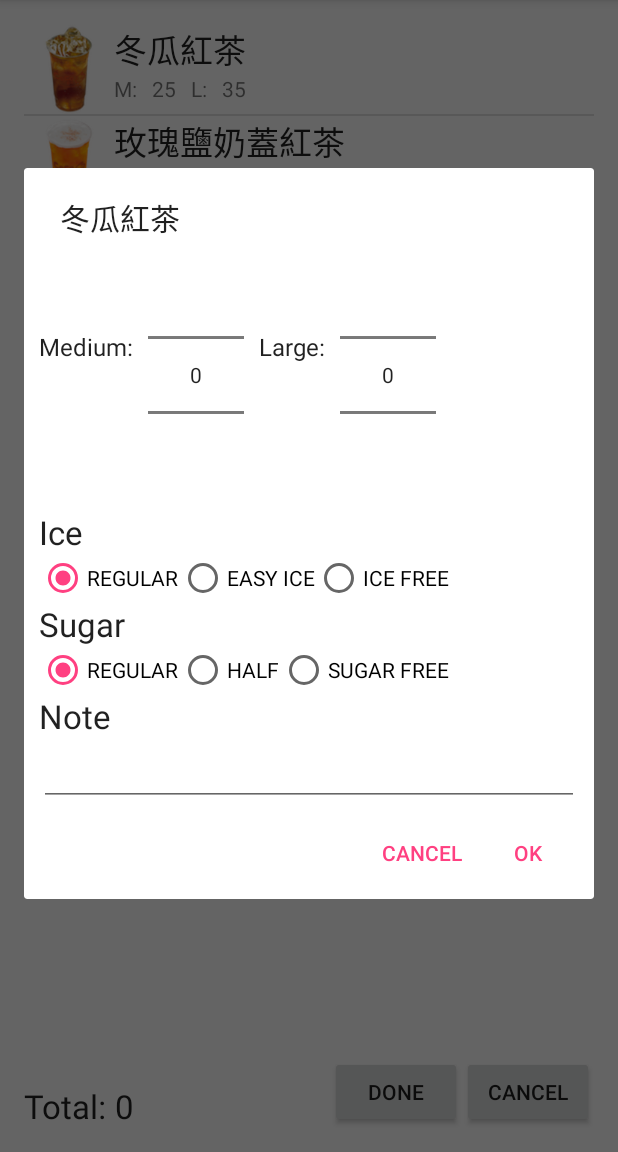
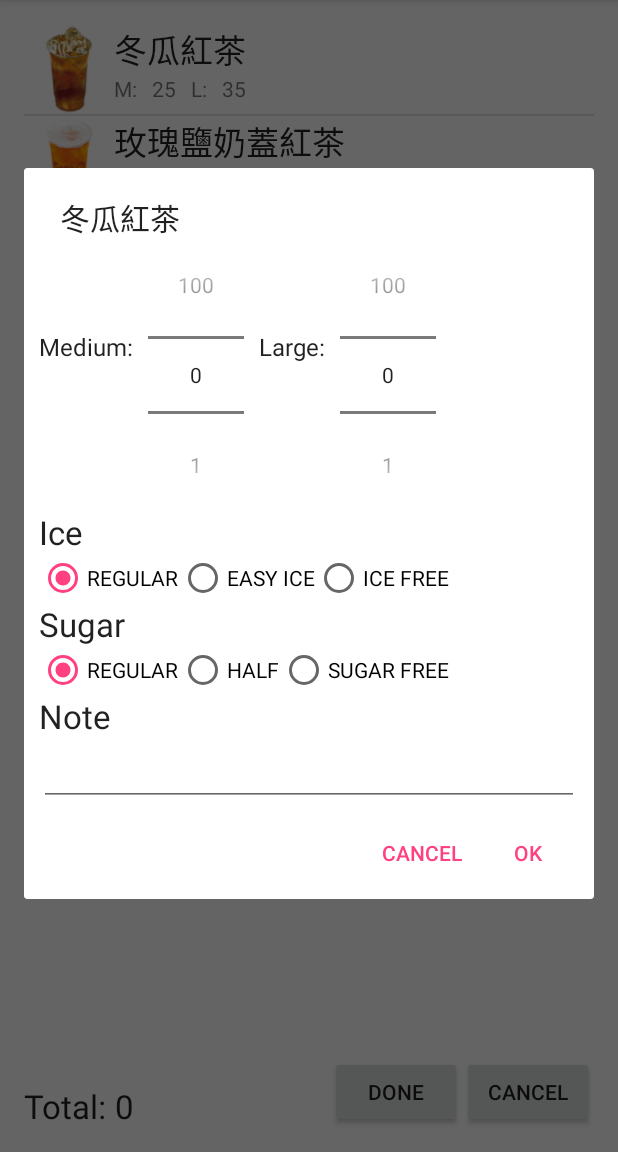
Before and after one commit to pibomb/android-class, an Android app: the DrinkMenuActivity screen opened directly, with no data from a screen before it, after a tap on "冬瓜紅茶", on a phone screen of 412 x 824 dp, the part 84-1236 px from its top. Run offline under Robolectric (Android 15) with nearby library versions, the phone set to English and light mode, and no system bars; 5 statements that could not run were skipped.

Commit message:
Add Order Dialog Price Count

```diff
--- a/SimpleUI/app/src/main/java/com/example/mcmor/simpleui/DrinkOrderDialog.java
+++ b/SimpleUI/app/src/main/java/com/example/mcmor/simpleui/DrinkOrderDialog.java
@@ -1,16 +1,18 @@
 package com.example.mcmor.simpleui;
 
+import android.app.Activity;
 import android.app.AlertDialog;
 import android.app.Dialog;
 import android.app.DialogFragment;
 import android.app.Fragment;
 import android.content.Context;
 import android.content.DialogInterface;
-import android.net.Uri;
 import android.os.Bundle;
-import android.view.LayoutInflater;
 import android.view.View;
-import android.view.ViewGroup;
+import android.widget.EditText;
+import android.widget.NumberPicker;
+import android.widget.RadioButton;
+import android.widget.RadioGroup;
 
 
 /**
@@ -26,6 +28,12 @@ public class DrinkOrderDialog extends DialogFragment {
     // the fragment initialization parameters, e.g. ARG_ITEM_NUMBER
     private static final String ARG_PARAM1 = "param1";
     private static final String ARG_PARAM2 = "param2";
+
+    NumberPicker mNumberPicker;
+    NumberPicker lNumberPicker;
+
+    RadioGroup iceRadioGroup, sugarRadioGroup;
+    EditText noteEditText;
 
     private Drink drink;
 
@@ -82,7 +90,16 @@ public class DrinkOrderDialog extends DialogFragment {
                 .setPositiveButton("OK", new DialogInterface.OnClickListener() {
                     @Override
                     public void onClick(DialogInterface dialog, int which) {
+                        DrinkOrder drinkOrder = new DrinkOrder(drink);
+                        drinkOrder.mNumber = mNumberPicker.getValue();
+                        drinkOrder.lNumber = lNumberPicker.getValue();
+                        drinkOrder.ice = getSelectedTextFromRadioGroup(iceRadioGroup);
+                        drinkOrder.sugar = getSelectedTextFromRadioGroup(sugarRadioGroup);
+                        drinkOrder.note = noteEditText.getText().toString();
 
+                        if(mListener != null) {
+                            mListener.onDrinkOrderResult(drinkOrder);
+                        }
                     }
                 })
                 .setNegativeButton("Cancel", new DialogInterface.OnClickListener() {
@@ -91,13 +108,36 @@ public class DrinkOrderDialog extends DialogFragment {
 
                     }
                 });
+        mNumberPicker = (NumberPicker) contentView.findViewById(R.id.mNumberPicker);
+        lNumberPicker = (NumberPicker) contentView.findViewById(R.id.lNumberPicker);
+        iceRadioGroup = (RadioGroup) contentView.findViewById(R.id.iceRadioGroup);
+        sugarRadioGroup = (RadioGroup) contentView.findViewById(R.id.sugarRadioGroup);
+        noteEditText = (EditText) contentView.findViewById(R.id.noteEditText);
+
+        mNumberPicker.setMaxValue(100);
+        mNumberPicker.setMinValue(0);
+
+        lNumberPicker.setMaxValue(100);
+        lNumberPicker.setMinValue(0);
+
         return builder.create();
     }
 
-    // TODO: Rename method, update argument and hook method into UI event
-    public void onButtonPressed(Uri uri) {
-        if (mListener != null) {
-            mListener.onFragmentInteraction(uri);
+    private String getSelectedTextFromRadioGroup(RadioGroup radioGroup) {
+        int id =  radioGroup.getCheckedRadioButtonId();
+        RadioButton radioButton = (RadioButton) radioGroup.findViewById(id);
+
+        return radioButton.getText().toString();
+    }
+
+    @Override
+    public void onAttach(Activity activity) {
+        super.onAttach(activity);
+        if (activity instanceof OnFragmentInteractionListener) {
+            mListener = (OnFragmentInteractionListener) activity;
+        } else {
+            throw new RuntimeException(activity.toString()
+                    + " must implement OnFragmentInteractionListener");
         }
     }
 
@@ -129,7 +169,6 @@ public class DrinkOrderDialog extends DialogFragment {
      * >Communicating with Other Fragments</a> for more information.
      */
     public interface OnFragmentInteractionListener {
-        // TODO: Update argument type and name
-        void onFragmentInteraction(Uri uri);
+        void onDrinkOrderResult(DrinkOrder drinkOrder);
     }
 }
--- a/SimpleUI/app/src/main/res/layout/fragment_drink_order_dialog.xml
+++ b/SimpleUI/app/src/main/res/layout/fragment_drink_order_dialog.xml
@@ -22,7 +22,7 @@
     <NumberPicker
         android:layout_width="wrap_content"
         android:layout_height="wrap_content"
-        android:id="@+id/numberPicker"
+        android:id="@+id/mNumberPicker"
         android:layout_alignParentTop="true"
         android:layout_toRightOf="@+id/textView5"
         android:layout_toEndOf="@+id/textView5"
@@ -35,15 +35,15 @@
         android:text="Large:"
         android:id="@+id/textView6"
         android:layout_alignBottom="@+id/textView5"
-        android:layout_toRightOf="@+id/numberPicker"
-        android:layout_toEndOf="@+id/numberPicker"
+        android:layout_toRightOf="@+id/mNumberPicker"
+        android:layout_toEndOf="@+id/mNumberPicker"
         android:layout_marginLeft="10dp"
         android:textSize="16dp" />
 
     <NumberPicker
         android:layout_width="wrap_content"
         android:layout_height="wrap_content"
-        android:id="@+id/numberPicker2"
+        android:id="@+id/lNumberPicker"
         android:layout_alignParentTop="true"
         android:layout_toRightOf="@+id/textView6"
         android:layout_toEndOf="@+id/textView6"
@@ -55,7 +55,7 @@
         android:textAppearance="?android:attr/textAppearanceLarge"
         android:text="Ice"
         android:id="@+id/textView7"
-        android:layout_below="@+id/numberPicker"
+        android:layout_below="@+id/mNumberPicker"
         android:layout_alignLeft="@+id/textView5"
         android:layout_alignStart="@+id/textView5" />
 
@@ -66,7 +66,7 @@
         android:layout_alignLeft="@+id/textView7"
         android:layout_alignStart="@+id/textView7"
         android:orientation="horizontal"
-        android:id="@+id/radioGroup2">
+        android:id="@+id/iceRadioGroup">
 
         <RadioButton
             android:layout_width="wrap_content"
@@ -96,15 +96,15 @@
         android:textAppearance="?android:attr/textAppearanceLarge"
         android:text="Sugar"
         android:id="@+id/textView8"
-        android:layout_below="@+id/radioGroup2"
-        android:layout_alignLeft="@+id/radioGroup2"
-        android:layout_alignStart="@+id/radioGroup2" />
+        android:layout_below="@+id/iceRadioGroup"
+        android:layout_alignLeft="@+id/iceRadioGroup"
+        android:layout_alignStart="@+id/iceRadioGroup" />
 
     <RadioGroup
         android:layout_width="match_parent"
         android:layout_height="wrap_content"
         android:orientation="horizontal"
-        android:id="@+id/radioGroup3"
+        android:id="@+id/sugarRadioGroup"
         android:layout_below="@+id/textView8"
         android:layout_alignLeft="@+id/textView8"
         android:layout_alignStart="@+id/textView8">
@@ -137,9 +137,9 @@
         android:textAppearance="?android:attr/textAppearanceLarge"
         android:text="Note"
         android:id="@+id/textView9"
-        android:layout_below="@+id/radioGroup3"
-        android:layout_alignLeft="@+id/radioGroup3"
-        android:layout_alignStart="@+id/radioGroup3" />
+        android:layout_below="@+id/sugarRadioGroup"
+        android:layout_alignLeft="@+id/sugarRadioGroup"
+        android:layout_alignStart="@+id/sugarRadioGroup" />
 
     <EditText
         android:layout_width="match_parent"
```
Also changed, not shown: SimpleUI/app/src/main/java/com/example/mcmor/simpleui/DrinkMenuActivity.java (+22 -2 lines), SimpleUI/app/src/main/java/com/example/mcmor/simpleui/DrinkOrder.java (added, +17 -0 lines).
